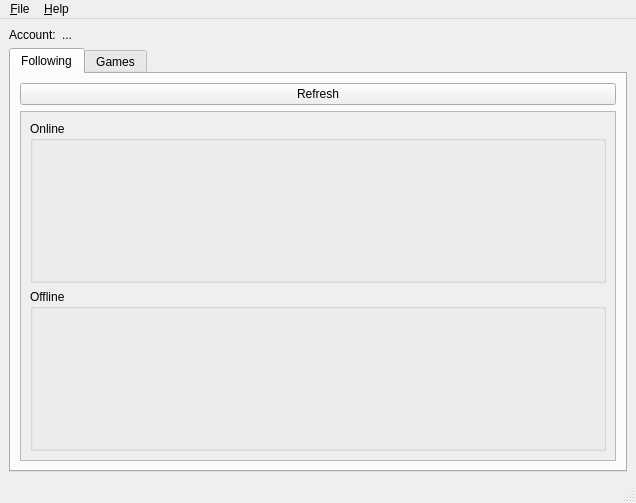
wakeofluna/qlivestream, file src/forms/main_window.ui: the form before one commit.
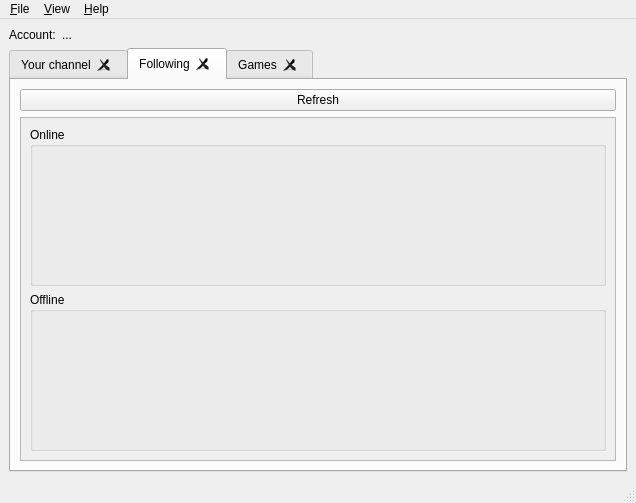
The form after the commit.

Commit message: Closable tabs

Diff of the .ui file:
```diff
--- a/src/forms/main_window.ui
+++ b/src/forms/main_window.ui
@@ -44,6 +44,17 @@
       <property name="currentIndex">
        <number>0</number>
       </property>
+      <property name="tabsClosable">
+       <bool>true</bool>
+      </property>
+      <property name="movable">
+       <bool>true</bool>
+      </property>
+      <widget class="QWidget" name="tabYourChannel">
+       <attribute name="title">
+        <string>Your channel</string>
+       </attribute>
+      </widget>
       <widget class="QWidget" name="tabFollowing">
        <attribute name="title">
         <string>Following</string>
@@ -73,7 +84,7 @@
              <x>0</x>
              <y>0</y>
              <width>594</width>
-             <height>346</height>
+             <height>340</height>
             </rect>
            </property>
            <layout class="QVBoxLayout" name="verticalLayout_5">
@@ -193,7 +204,17 @@
     <addaction name="mnuHelpAbout"/>
     <addaction name="mnuHelpAboutQt"/>
    </widget>
+   <widget class="QMenu" name="menu_Views">
+    <property name="title">
+     <string>&amp;View</string>
+    </property>
+    <addaction name="mnuViewChannel"/>
+    <addaction name="separator"/>
+    <addaction name="mnuViewFollowing"/>
+    <addaction name="mnuViewGames"/>
+   </widget>
    <addaction name="mnuFile"/>
+   <addaction name="menu_Views"/>
    <addaction name="mnuHelp"/>
   </widget>
   <widget class="QStatusBar" name="statusbar"/>
```
Left out of the diff: 37 changed lines with no effect on the pictures. The commit also changes 2 other files.
